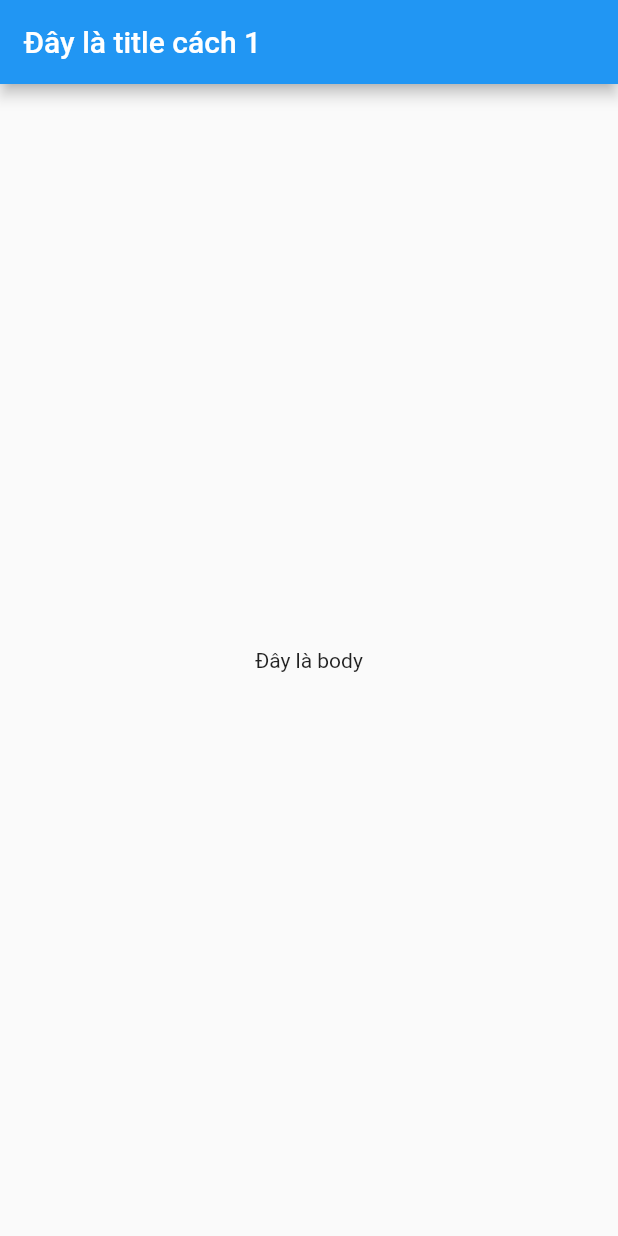
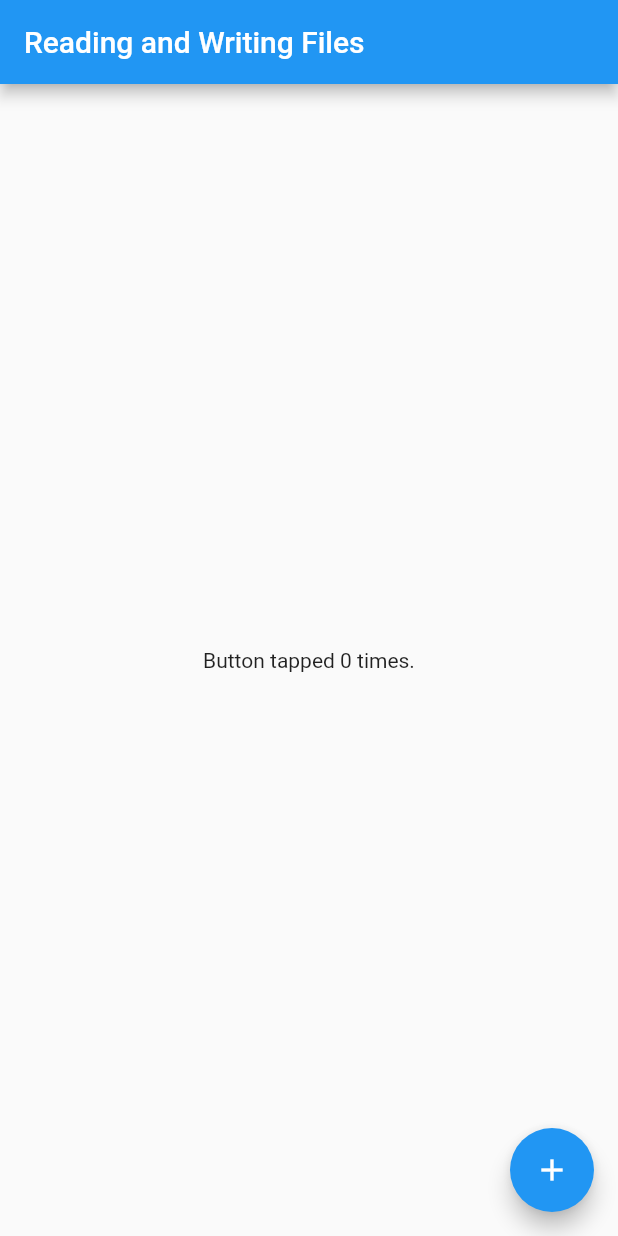
Before and after one commit to HieuTranTrung1204/TrainingFlutter, a Flutter app: the screen it shows after launch, on a phone screen of 412 x 824 dp. Run offline on Flutter 3.47's test engine with Material 2 defaults, Android fonts, the phone set to English and light mode, and no system bars.

```diff
--- a/lib/main.dart
+++ b/lib/main.dart
@@ -1,45 +1,108 @@
+import 'dart:async';
+import 'dart:io';
+
+import 'package:flutter/foundation.dart';
 import 'package:flutter/material.dart';
+import 'package:path_provider/path_provider.dart';
+import 'package:http/http.dart' as http;
+void main() {
+  runApp(
+    MaterialApp(
+      title: 'Reading and Writing Files',
+      home: FlutterDemo(storage: CounterStorage()),
+    ),
+  );
+}
 
-void main() => runApp(new MyApp());
+class CounterStorage {
+  Future<String> get _localPath async {
+//    final directory = await getApplicationDocumentsDirectory();
+    final directory = await getExternalStorageDirectory();
 
-class MyApp extends StatelessWidget {
-  // This widget is the root of your application.
+    return directory.path;
+  }
+
+  Future<File> get _localFile async {
+    final path = await _localPath;
+    // /data/user/0/com.example.sourcedemo/app_flutter
+
+    print("HieuLog: path:" + path);
+//    return File('/storage/sdcard0/Android/data/com.example.sourcedemo/filescounter.txt');
+    return File('$path/counter.png');
+  }
+
+  Future<int> readCounter() async {
+    try {
+      final file = await _localFile;
+
+      // Read the file
+      String contents = await file.readAsString();
+
+      return int.parse(contents);
+    } catch (e) {
+      // If we encounter an error, return 0
+      return 0;
+    }
+  }
+
+  Future<File> writeCounter(int counter) async {
+    final file = await _localFile;
+
+    http.readBytes("https://raw.githubusercontent.com/flutter/website/master/_includes/code/layout/lakes/images/lake.jpg").then((bytes){
+      print("HieuLog:" + bytes.toString());
+      bytes.
+      return file.writeAsBytes(bytes);
+    });
+    // Write the file
+    return file.writeAsString('$counter');
+  }
+}
+
+class FlutterDemo extends StatefulWidget {
+  final CounterStorage storage;
+
+  FlutterDemo({Key key, @required this.storage}) : super(key: key);
+
+  @override
+  _FlutterDemoState createState() => _FlutterDemoState();
+}
+
+class _FlutterDemoState extends State<FlutterDemo> {
+  int _counter;
+
+  @override
+  void initState() {
+    super.initState();
+    widget.storage.readCounter().then((int value) {
+      setState(() {
+        _counter = value;
+      });
+    });
+  }
+
+  Future<File> _incrementCounter() async {
+    setState(() {
+      _counter++;
+    });
+
+    // write the variable as a string to the file
+    return widget.storage.writeCounter(_counter);
+  }
+
   @override
   Widget build(BuildContext context) {
-    return new MaterialApp(
-      title: 'Flutter Demo',
-      theme: new ThemeData(
-        primarySwatch: Colors.blue,
+    return Scaffold(
+      appBar: AppBar(title: Text('Reading and Writing Files')),
+      body: Center(
+        child: Text(
+          'Button tapped $_counter time${_counter == 1 ? '' : 's'}.',
+        ),
       ),
-      home: new MyHomePage(),
-      // Đây là cách set title cách 2
-      //home: new MyHomePage(title: 'Đây là title cách 2'),
+      floatingActionButton: FloatingActionButton(
+        onPressed: _incrementCounter,
+        tooltip: 'Increment',
+        child: Icon(Icons.add),
+      ),
     );
   }
 }
-
-class MyHomePage extends StatefulWidget {
-  MyHomePage({Key key}) : super(key: key);
-
-  //Set title cách 2
-  //MyHomePage({Key key, this.title}) : super(key: key);
-  //final String title;
-
-  @override
-  _MyHomePageState createState() => new _MyHomePageState();
-}
-
-class _MyHomePageState extends State<MyHomePage> {
-  @override
-  Widget build(BuildContext context) {
-    return new Scaffold(
-      appBar: new AppBar(
-        title: new Text("Đây là title cách 1")
-        // title: new Text(widget.title),
-      ),
-      body: new Center(
-        child: new Text("Đây là body"),
-      )
-    );
-  }
-}
--- a/pubspec.yaml
+++ b/pubspec.yaml
@@ -1,10 +1,12 @@
-name: trainingflutter
+name: sourcedemo
 description: A new Flutter project.
 
 dependencies:
   flutter:
     sdk: flutter
 
+  image_picker: ^0.4.1
+  path_provider: ^0.4.1
   # The following adds the Cupertino Icons font to your application.
   # Use with the CupertinoIcons class for iOS style icons.
   cupertino_icons: ^0.1.2
```
